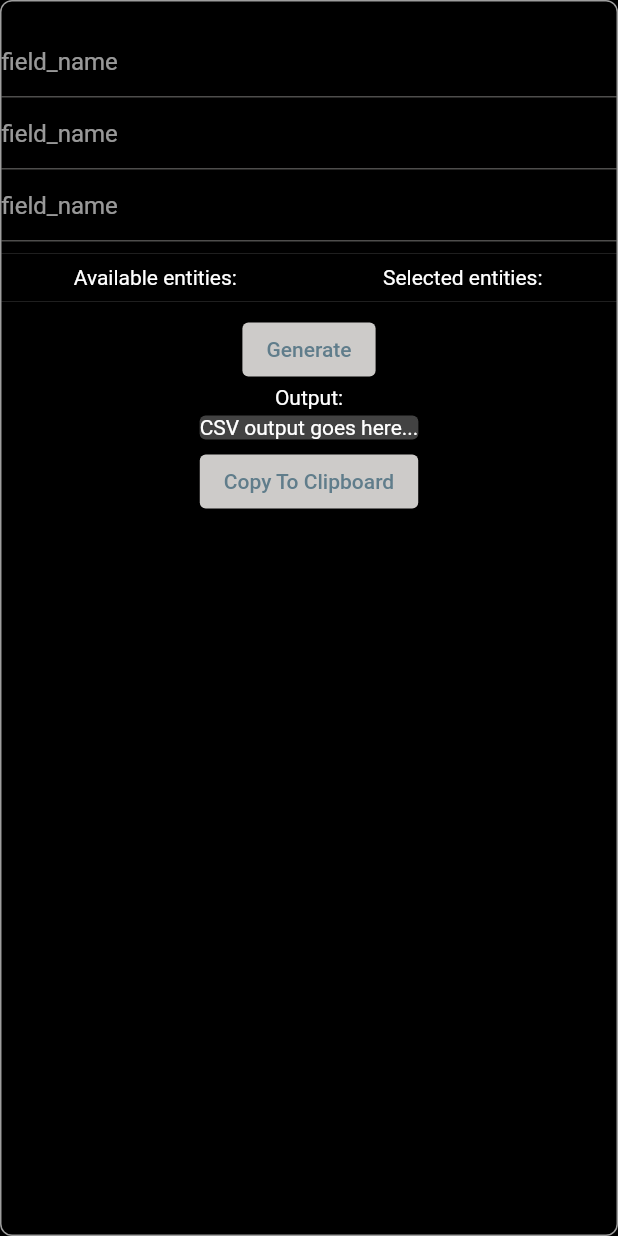
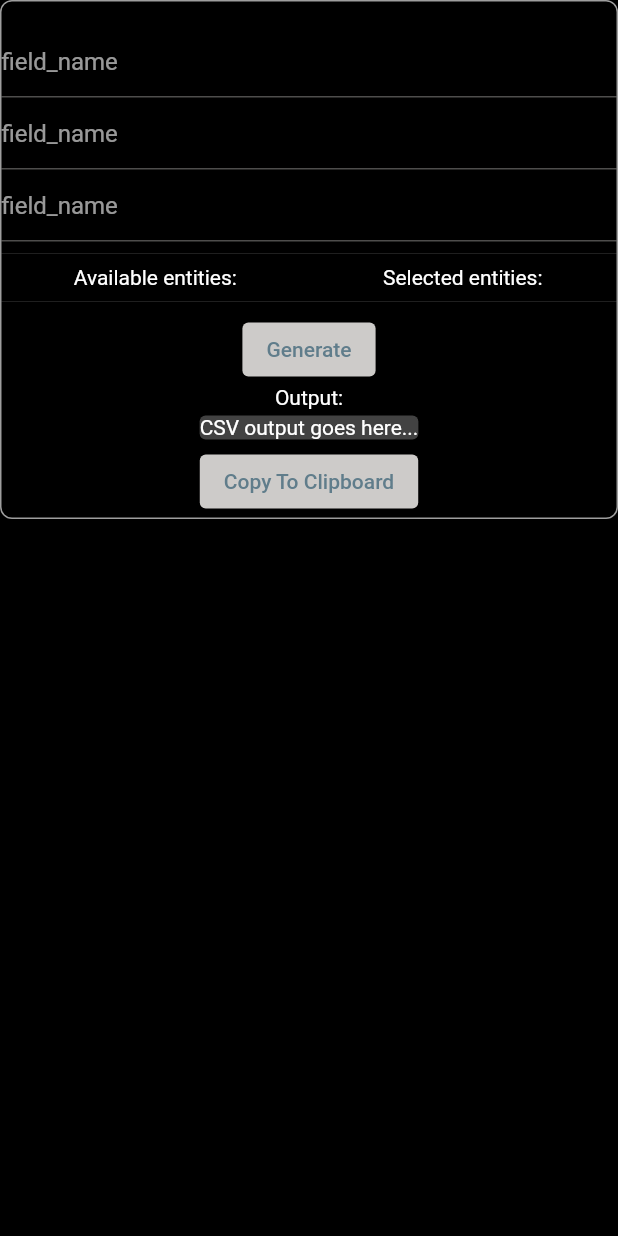
Before and after one commit to amlcloud/seeder, a Flutter app: the BatchDetails widget shown alone on an empty page, opened directly with empty values, on a phone screen of 412 x 824 dp. Run offline on Flutter 3.47's test engine with Material 2 defaults, Android fonts, the phone set to English and light mode, and no system bars; our stand-ins replace cloud_firestore, csv, equatable, firebase_auth, firebase_core, flutter_riverpod and 2 more; missing offline and left inert: universal_html; accounts and stored records are empty; statements that could not run were skipped.

Commit message:
scrollable

```diff
--- a/lib/batches_page/batch_details.dart
+++ b/lib/batches_page/batch_details.dart
@@ -29,7 +29,7 @@ class BatchDetails extends ConsumerWidget {
               border: Border.all(
                 color: Colors.grey,
               )),
-          child: Column(
+          child: SingleChildScrollView(child: Column(
             children: [
               Text(entityId!),
               DocFieldTextEditDelayed(
@@ -56,5 +56,5 @@ class BatchDetails extends ConsumerWidget {
                   },
                   child: Text('Copy To Clipboard'))
             ],
-          ));
+          )));
 }
--- a/lib/entities_page.dart
+++ b/lib/entities_page.dart
@@ -38,12 +38,12 @@ class EntitiesPage extends ConsumerWidget {
                     mainAxisSize: MainAxisSize.max,
                     children: [
                       Flexible(
-                          child: Column(
+                          child: SingleChildScrollView(child: Column(
                         children: [
                           EntitiesList(),
                           buildAddEntityButton(context, ref),
                         ],
-                      )),
+                      ))),
                       Expanded(
                         child: EntityDetails(ref.watch(activeEntity)),
                       )
--- a/lib/widgets/entities_list.dart
+++ b/lib/widgets/entities_list.dart
@@ -45,7 +45,7 @@ class EntitiesList extends ConsumerWidget {
           ListView(
               padding: EdgeInsets.zero,
               shrinkWrap: true,
-              children: ref.watch(colSP('entity')).when(
+              children:ref.watch(colSP('entity')).when(
                   loading: () => [Container()],
                   error: (e, s) => [ErrorWidget(e)],
                   data: (entities) => (((ref.watch(filterMine) ?? false)
--- a/lib/widgets/entity_details.dart
+++ b/lib/widgets/entity_details.dart
@@ -33,7 +33,7 @@ class EntityDetails extends ConsumerWidget {
               child: Column(
                 children: [
                   Flexible(
-                      child: Column(children: [
+                      child:Column(children: [
                     Text(entityId!),
                     DocFieldTextEditDelayed(
                         FirebaseFirestore.instance.doc('entity/${entityId}'),
```
Also changed, not shown: lib/batches_page/batch_page.dart (+5 -3 lines).
